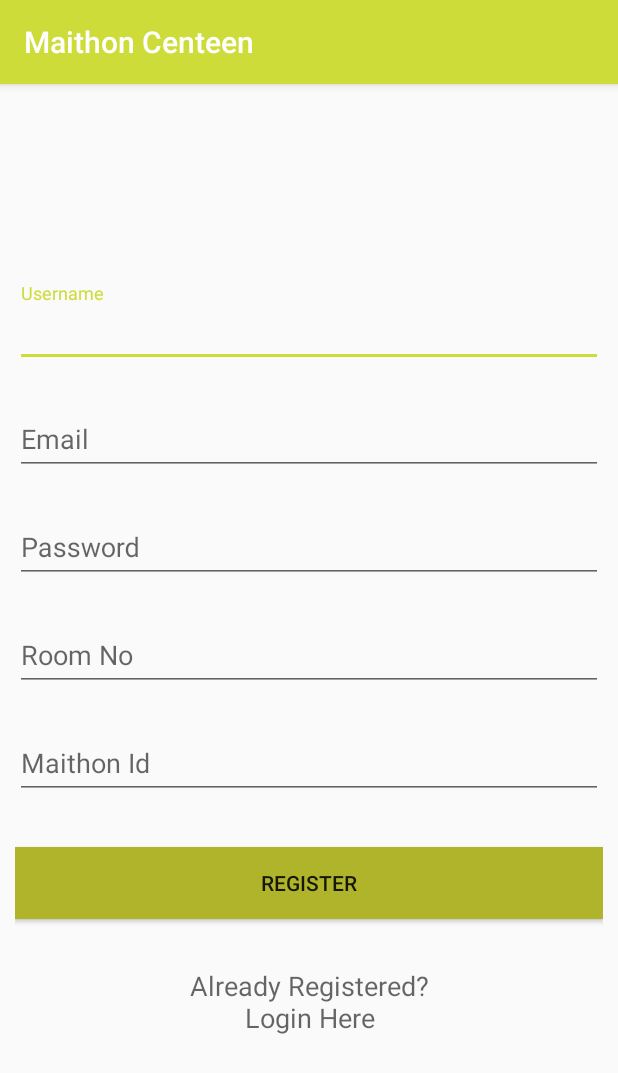
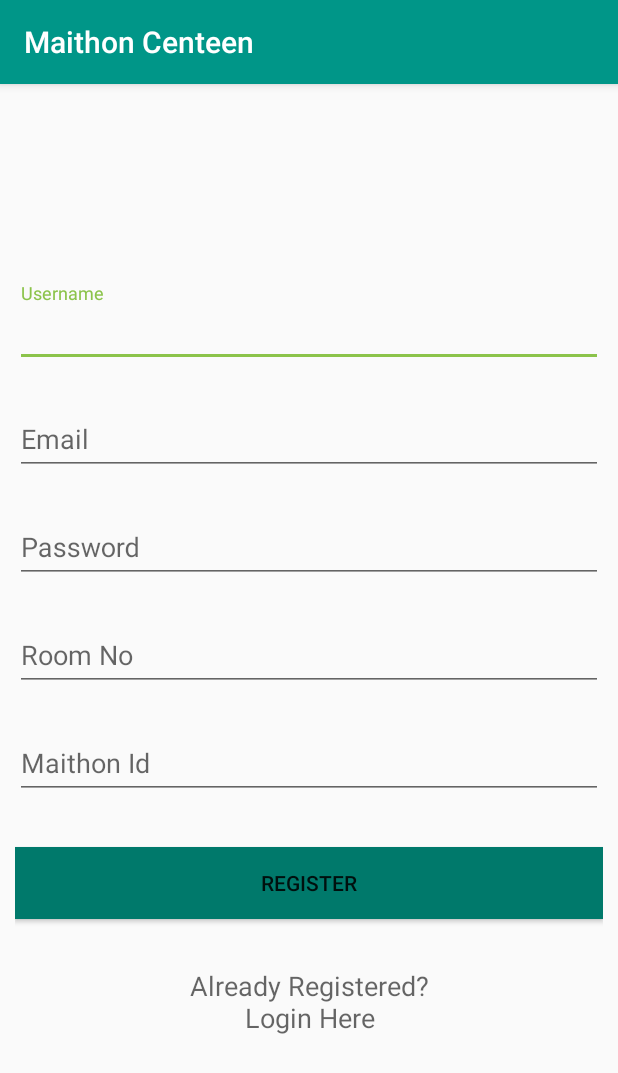
Before and after one commit to aakashswain001/MaithonCenteen, an Android app: the RegisterActivity screen opened directly, with no data from a screen before it, on a phone screen of 412 x 824 dp. Shown: the top 1073 px of the screen. Run offline under Robolectric (Android 15) with nearby library versions, the phone set to English and light mode, and no system bars; our stand-ins replace Volley.

Commit message:
changes in colour scheme

```diff
--- a/app/src/main/java/xyz/sleepygamers/maithoncenteen/RegisterActivity.java
+++ b/app/src/main/java/xyz/sleepygamers/maithoncenteen/RegisterActivity.java
@@ -150,7 +150,6 @@ public class RegisterActivity extends AppCompatActivity {
                                 SharedPrefManager.getInstance(getApplicationContext()).userLogin(user);
 
                                 //starting the profile activity
-                                finish();
                                 startActivity(new Intent(getApplicationContext(), MainActivity.class));
                             }
                         } catch (JSONException e) {
--- a/app/src/main/res/layout/activity_login.xml
+++ b/app/src/main/res/layout/activity_login.xml
@@ -86,7 +86,8 @@
                         android:layout_height="wrap_content"
                         android:inputType="textEmailAddress"
                         android:hint="Email"
-                        android:textColor="@color/colorPrimaryDark"/>
+                        android:textColorHint="@color/colorPrimaryText"
+                        android:textColor="@color/colorPrimaryText"/>
                 </android.support.design.widget.TextInputLayout>
 
                 <!-- Password Label -->
@@ -100,7 +101,8 @@
                         android:layout_height="wrap_content"
                         android:inputType="textPassword"
                         android:hint="Password"
-                        android:textColor="@color/colorPrimaryDark"/>
+                        android:textColorHighlight="@color/colorPrimaryText"
+                        android:textColor="@color/colorPrimaryText"/>
                 </android.support.design.widget.TextInputLayout>
 
                 <Button
--- a/app/src/main/res/layout/activity_register.xml
+++ b/app/src/main/res/layout/activity_register.xml
@@ -21,7 +21,8 @@
                 android:layout_width="match_parent"
                 android:layout_height="wrap_content"
                 android:hint="Username"
-                android:textColor="@color/colorPrimaryDark"/>
+                android:textColorHint="@color/colorPrimaryText"
+                android:textColor="@color/colorPrimaryText"/>
         </android.support.design.widget.TextInputLayout>
 
         <android.support.design.widget.TextInputLayout
@@ -34,7 +35,8 @@
                 android:layout_height="wrap_content"
                 android:inputType="textEmailAddress"
                 android:hint="Email"
-                android:textColor="@color/colorPrimaryDark"/>
+                android:textColorHint="@color/colorPrimaryText"
+                android:textColor="@color/colorPrimaryText"/>
         </android.support.design.widget.TextInputLayout>
         <android.support.design.widget.TextInputLayout
             android:layout_width="match_parent"
@@ -46,7 +48,8 @@
                 android:layout_height="wrap_content"
                 android:inputType="textPassword"
                 android:hint="Password"
-                android:textColor="@color/colorPrimaryDark"/>
+                android:textColorHint="@color/colorPrimaryText"
+                android:textColor="@color/colorPrimaryText"/>
         </android.support.design.widget.TextInputLayout>
 
 
@@ -61,7 +64,8 @@
                 android:layout_height="wrap_content"
                 android:inputType="number"
                 android:hint="Room No "
-                android:textColor="@color/colorPrimaryDark"/>
+                android:textColorHint="@color/colorPrimaryText"
+                android:textColor="@color/colorPrimaryText"/>
         </android.support.design.widget.TextInputLayout>
 
         <android.support.design.widget.TextInputLayout
@@ -74,7 +78,8 @@
                 android:layout_height="wrap_content"
                 android:inputType="number"
                 android:hint="Maithon Id"
-                android:textColor="@color/colorPrimaryDark"/>
+                android:textColorHint="@color/colorPrimaryText"
+                android:textColor="@color/colorPrimaryText"/>
         </android.support.design.widget.TextInputLayout>
 
         <Button
@@ -96,14 +101,15 @@
             android:text="Already Registered?\nLogin Here"
             android:textAlignment="center"
             android:textAppearance="@style/Base.TextAppearance.AppCompat.Medium" />
+        <ProgressBar
+            android:id="@+id/progressBar"
+            android:layout_width="wrap_content"
+            android:layout_height="wrap_content"
+            android:layout_centerHorizontal="true"
+            android:layout_centerVertical="true"
+            android:visibility="gone" />
     </LinearLayout>
 
-    <ProgressBar
-        android:id="@+id/progressBar"
-        android:layout_width="wrap_content"
-        android:layout_height="wrap_content"
-        android:layout_centerHorizontal="true"
-        android:layout_centerVertical="true"
-        android:visibility="gone" />
+
 
 </RelativeLayout>
--- a/app/src/main/res/layout/fragment_profile.xml
+++ b/app/src/main/res/layout/fragment_profile.xml
@@ -114,6 +114,7 @@
             android:id="@+id/buttonLogout"
             android:layout_width="match_parent"
             android:layout_height="wrap_content"
-            android:text="Logout" />
+            android:text="Logout"
+            android:background="@color/colorPrimaryDark"/>
     </LinearLayout>
 </RelativeLayout>
--- a/app/src/main/res/values/colors.xml
+++ b/app/src/main/res/values/colors.xml
@@ -1,8 +1,10 @@
 <?xml version="1.0" encoding="utf-8"?>
 <resources>
-    <color name="colorPrimary">#CDDC39</color>
-    <color name="colorPrimaryDark">#AFB42B</color>
-    <color name="colorAccent">#CDDC39</color>
+    <color name="colorPrimary">#009688</color>
+    <color name="colorPrimaryDark">#00796B</color>
+    <color name="colorAccent">#8BC34A</color>
+    <color name="colorPrimaryText">#212121</color>
+    <color name="colorSecondaryText">#757575</color>
     <color name="colorWhite">#FFFFFF</color>
     <color name="colorGrapeFruit">#ED5565</color>
     <color name="colorGrapeFruitDark">#DA4453</color>
```
Also changed, not shown: app/src/main/res/layout/order_history.xml (+93 -10 lines).
